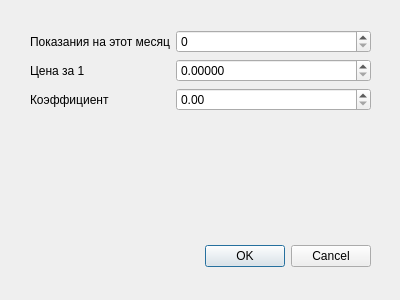
First picture: the form in ui/cd_gas.ui, repository developer-rni/communal-payments, before the edit.
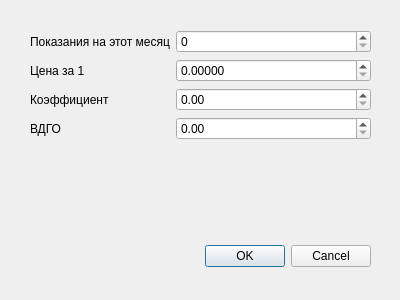
Second picture: the form after the edit.

```diff
--- a/ui/cd_gas.ui
+++ b/ui/cd_gas.ui
@@ -83,6 +83,20 @@
     <item row="2" column="1">
      <widget class="QDoubleSpinBox" name="doubleSpinBox_2"/>
     </item>
+    <item row="3" column="1">
+     <widget class="QDoubleSpinBox" name="doubleSpinBox_3">
+      <property name="maximum">
+       <double>9999.989999999999782</double>
+      </property>
+     </widget>
+    </item>
+    <item row="3" column="0">
+     <widget class="QLabel" name="label_4">
+      <property name="text">
+       <string>ВДГО</string>
+      </property>
+     </widget>
+    </item>
    </layout>
   </widget>
  </widget>
```
